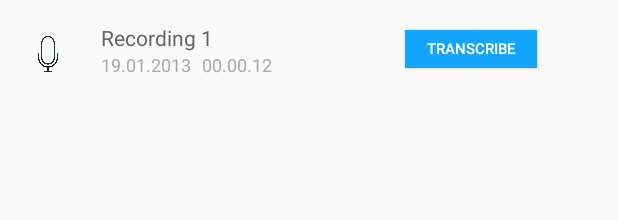
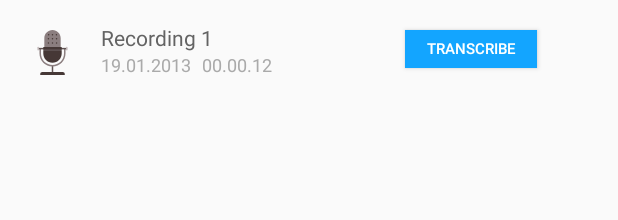
Before and after one commit to vlfom/Scribo, an Android app: the layout recording_list_item.xml on its own in the app's theme, with its tools: preview values and no code run, on a phone screen of 412 x 824 dp. Shown: the top 220 px of the screen. Run offline under Robolectric (Android 15) with nearby library versions, the phone set to English and light mode, and no system bars.

Commit message:
Fix saving bug with keyboard and autoselect. Work on list view icons and paddings.

```diff
--- a/app/src/main/java/com/example/isausmanov/scriboai/activities/MainActivity.java
+++ b/app/src/main/java/com/example/isausmanov/scriboai/activities/MainActivity.java
@@ -242,6 +242,9 @@ public class MainActivity extends AppCompatActivity implements VoiceView.OnIClic
         builder.setPositiveButton("Save", (dialog, which) -> {
             saveRecording(input.getText().toString());
             Toast.makeText(MainActivity.this, "Successfully saved.", Toast.LENGTH_SHORT).show();
+            InputMethodManager imm = (InputMethodManager) getSystemService(Context.INPUT_METHOD_SERVICE);
+            imm.hideSoftInputFromWindow(input.getWindowToken(), 0);
+            Toast.makeText(MainActivity.this, "Cancelled", Toast.LENGTH_SHORT).show();
         });
         builder.setNegativeButton("Cancel", (dialog, which) -> {
             dialog.cancel();
--- /dev/null
+++ b/app/src/main/res/drawable/ic_recording_mic.xml
@@ -0,0 +1,62 @@
+<?xml version="1.0" encoding="utf-8"?>
+<vector xmlns:android="http://schemas.android.com/apk/res/android"
+    android:width="512dp"
+    android:height="512dp"
+    android:viewportWidth="512"
+    android:viewportHeight="512">
+
+    <path
+        android:fillColor="#605353"
+        android:pathData="M 247.467 407.268 H 264.534 V 488.46 H 247.467 V 407.268 Z" />
+    <path
+        android:fillColor="#8B7E7F"
+        android:pathData="M256,415.807c-81.702,0-148.169-66.469-148.169-148.171v-55.855h17.067v55.855 c0,72.291,58.812,131.104,131.103,131.104s131.103-58.813,131.103-131.104v-55.855h17.067v55.855 C404.169,349.338,337.702,415.807,256,415.807z" />
+    <path
+        android:fillColor="#605353"
+        android:pathData="M 93.093 203.253 H 418.907 V 220.32 H 93.093 V 203.253 Z" />
+    <path
+        android:fillColor="#C2B8B9"
+        android:pathData="M93.091,231.952c-4.713,0-8.533-3.821-8.533-8.533v-23.273c0-4.713,3.821-8.533,8.533-8.533 c4.713,0,8.533,3.821,8.533,8.533v23.273C101.624,228.131,97.803,231.952,93.091,231.952z" />
+    <path
+        android:fillColor="#C2B8B9"
+        android:pathData="M418.909,231.952c-4.713,0-8.533-3.821-8.533-8.533v-23.273c0-4.713,3.821-8.533,8.533-8.533 s8.533,3.821,8.533,8.533v23.273C427.443,228.131,423.622,231.952,418.909,231.952z" />
+    <path
+        android:fillColor="#8B7E7F"
+        android:pathData="M256,0c-51.413,0-93.091,41.678-93.091,93.091v123.992h186.181V93.091 C349.091,41.678,307.413,0,256,0z" />
+    <path
+        android:fillColor="#463836"
+        android:pathData="M395.636,512H116.364v-11.636c0-12.8,10.473-23.273,23.273-23.273h232.727 c12.8,0,23.273,10.473,23.273,23.273V512H395.636z" />
+    <path
+        android:fillColor="#463836"
+        android:pathData="M151.273,194.327v26.376l11.378,8.533l-11.378,8.533v29.867 c0,57.747,46.981,104.727,104.727,104.727s104.727-46.981,104.727-104.727v-29.867l-11.378-8.533l11.378-8.533v-26.376 L151.273,194.327L151.273,194.327z" />
+    <path
+        android:fillColor="#605353"
+        android:pathData="M 151.279 220.706 H 360.732 V 237.773 H 151.279 V 220.706 Z" />
+    <path
+        android:fillColor="#463836"
+        android:pathData="M 209.454 139.253 C 214.16664577 139.253 217.987 143.07335423 217.987 147.786 C 217.987 152.49864577 214.16664577 156.319 209.454 156.319 C 204.74135423 156.319 200.921 152.49864577 200.921 147.786 C 200.921 143.07335423 204.74135423 139.253 209.454 139.253 Z" />
+    <path
+        android:fillColor="#463836"
+        android:pathData="M 256 139.253 C 260.71264577 139.253 264.533 143.07335423 264.533 147.786 C 264.533 152.49864577 260.71264577 156.319 256 156.319 C 251.28735423 156.319 247.467 152.49864577 247.467 147.786 C 247.467 143.07335423 251.28735423 139.253 256 139.253 Z" />
+    <path
+        android:fillColor="#463836"
+        android:pathData="M 302.547 139.253 C 307.25964577 139.253 311.08 143.07335423 311.08 147.786 C 311.08 152.49864577 307.25964577 156.319 302.547 156.319 C 297.83435423 156.319 294.014 152.49864577 294.014 147.786 C 294.014 143.07335423 297.83435423 139.253 302.547 139.253 Z" />
+    <path
+        android:fillColor="#463836"
+        android:pathData="M 209.454 92.126 C 214.16664577 92.126 217.987 95.9463542297 217.987 100.659 C 217.987 105.37164577 214.16664577 109.192 209.454 109.192 C 204.74135423 109.192 200.921 105.37164577 200.921 100.659 C 200.921 95.9463542297 204.74135423 92.126 209.454 92.126 Z" />
+    <path
+        android:fillColor="#463836"
+        android:pathData="M 256 92.126 C 260.71264577 92.126 264.533 95.9463542297 264.533 100.659 C 264.533 105.37164577 260.71264577 109.192 256 109.192 C 251.28735423 109.192 247.467 105.37164577 247.467 100.659 C 247.467 95.9463542297 251.28735423 92.126 256 92.126 Z" />
+    <path
+        android:fillColor="#463836"
+        android:pathData="M 302.547 92.126 C 307.25964577 92.126 311.08 95.9463542297 311.08 100.659 C 311.08 105.37164577 307.25964577 109.192 302.547 109.192 C 297.83435423 109.192 294.014 105.37164577 294.014 100.659 C 294.014 95.9463542297 297.83435423 92.126 302.547 92.126 Z" />
+    <path
+        android:fillColor="#463836"
+        android:pathData="M 212.332 45.576 C 217.04464577 45.576 220.865 49.3963542297 220.865 54.109 C 220.865 58.8216457703 217.04464577 62.642 212.332 62.642 C 207.61935423 62.642 203.799 58.8216457703 203.799 54.109 C 203.799 49.3963542297 207.61935423 45.576 212.332 45.576 Z" />
+    <path
+        android:fillColor="#463836"
+        android:pathData="M 256 45.576 C 260.71264577 45.576 264.533 49.3963542297 264.533 54.109 C 264.533 58.8216457703 260.71264577 62.642 256 62.642 C 251.28735423 62.642 247.467 58.8216457703 247.467 54.109 C 247.467 49.3963542297 251.28735423 45.576 256 45.576 Z" />
+    <path
+        android:fillColor="#463836"
+        android:pathData="M 300.794 45.576 C 305.50664577 45.576 309.327 49.3963542297 309.327 54.109 C 309.327 58.8216457703 305.50664577 62.642 300.794 62.642 C 296.08135423 62.642 292.261 58.8216457703 292.261 54.109 C 292.261 49.3963542297 296.08135423 45.576 300.794 45.576 Z" />
+</vector>
--- a/app/src/main/res/layout/activity_recording_list.xml
+++ b/app/src/main/res/layout/activity_recording_list.xml
@@ -17,7 +17,7 @@
         tools:layout_editor_absoluteX="7dp"
         android:layout_weight="2"
         android:divider="@drawable/divider"
-        android:paddingTop="20dp"
+        android:paddingTop="30dp"
         android:focusable="true"
         />
 
--- a/app/src/main/res/layout/recording_list_item.xml
+++ b/app/src/main/res/layout/recording_list_item.xml
@@ -9,11 +9,11 @@
 
     <ImageView
         android:id="@+id/list_item_image"
-        android:layout_marginTop="20dp"
-        android:layout_width="24dp"
-        android:layout_height="32dp"
-        android:layout_alignParentLeft="true"
-        android:src="@drawable/ic_mic" />
+        android:layout_marginTop="10dp"
+        android:layout_width="30dp"
+        android:layout_height="50dp"
+        android:layout_alignParentStart="true"
+        android:src="@drawable/ic_recording_mic" />
 
     <LinearLayout
         android:layout_width="match_parent"
@@ -28,7 +28,6 @@
         android:paddingBottom="10dp"
         android:orientation="vertical"
         >
-        <!-- android:background="@drawable/recording_list_item_bg" -->
 
 
         <TextView
@@ -59,7 +58,7 @@
                 android:layout_height="wrap_content"
                 android:textSize="12sp"
                 android:text="00.00.12"
-                android:layout_marginLeft="7dp"
+                android:layout_marginStart="7dp"
                 android:textColor="@android:color/darker_gray" />
 
         </LinearLayout>
```
Also changed, not shown: app/src/main/ic_recording_list-web.png (added).
